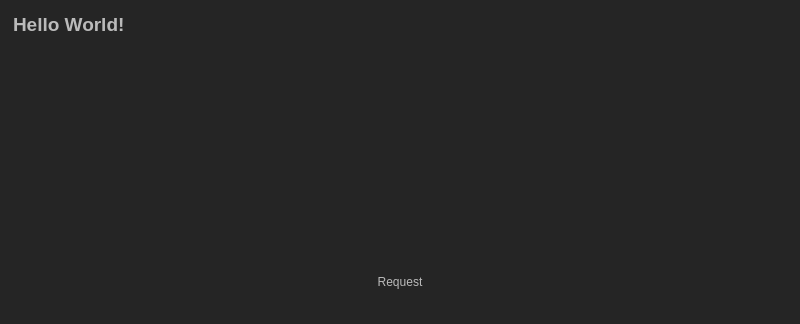
Qt form mainwindow.ui (WenJingLi/MurmurSpace) before a commit.
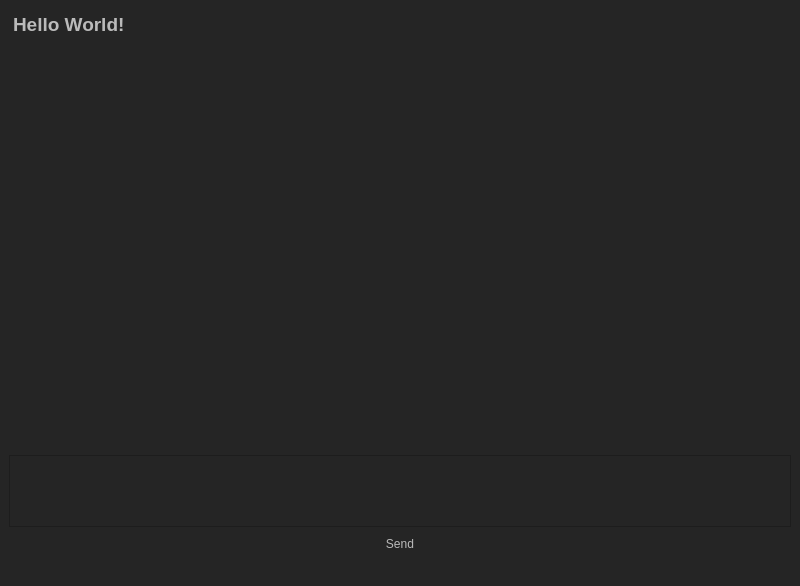
The same form after that commit. Icons and pictures are not drawn.

Commit message: feat: add send message

Patch:
```diff
--- a/mainwindow.ui
+++ b/mainwindow.ui
@@ -7,7 +7,7 @@
     <x>0</x>
     <y>0</y>
     <width>800</width>
-    <height>324</height>
+    <height>586</height>
    </rect>
   </property>
   <property name="font">
@@ -55,19 +55,35 @@
         </property>
        </widget>
       </item>
-      <item row="1" column="0">
-       <widget class="QPushButton" name="pushButton_request">
+      <item row="2" column="0">
+       <widget class="QPushButton" name="pushButton_send">
         <property name="focusPolicy">
          <enum>Qt::StrongFocus</enum>
         </property>
         <property name="text">
-         <string>Request</string>
+         <string>Send</string>
         </property>
         <property name="flat">
          <bool>true</bool>
         </property>
        </widget>
       </item>
+      <item row="1" column="0">
+       <widget class="QTextEdit" name="textEdit_msg">
+        <property name="sizePolicy">
+         <sizepolicy hsizetype="Expanding" vsizetype="Minimum">
+          <horstretch>0</horstretch>
+          <verstretch>0</verstretch>
+         </sizepolicy>
+        </property>
+        <property name="frameShadow">
+         <enum>QFrame::Plain</enum>
+        </property>
+        <property name="sizeAdjustPolicy">
+         <enum>QAbstractScrollArea::AdjustToContents</enum>
+        </property>
+       </widget>
+      </item>
      </layout>
     </item>
    </layout>
```
The commit also changes 5 other files.
